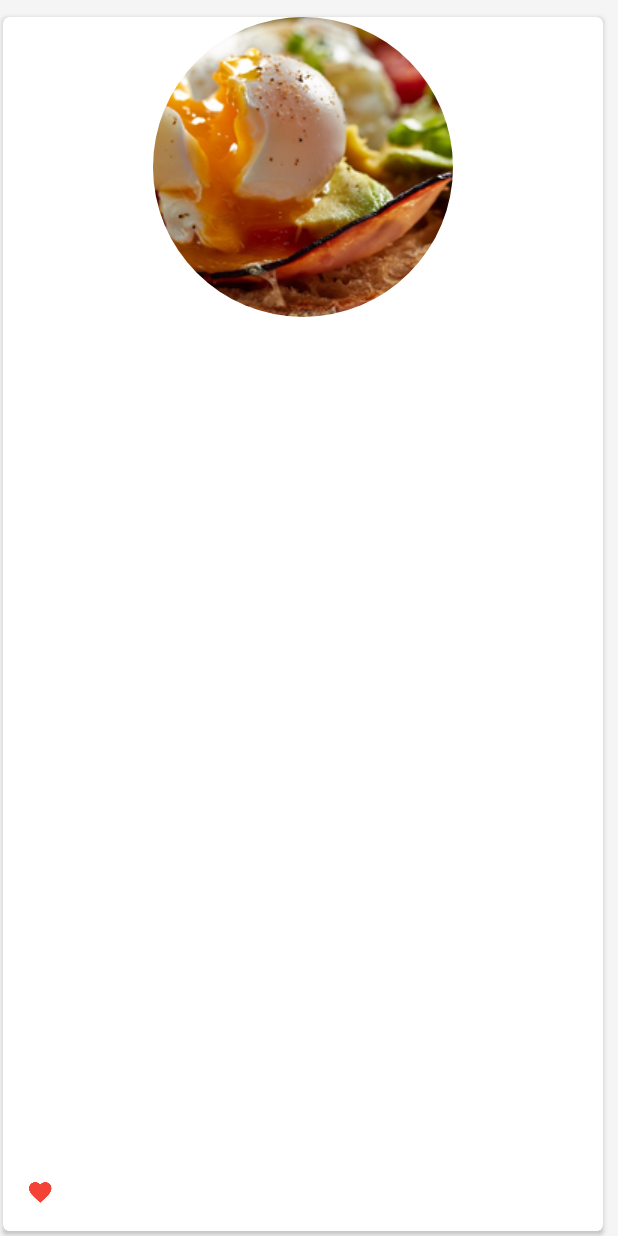
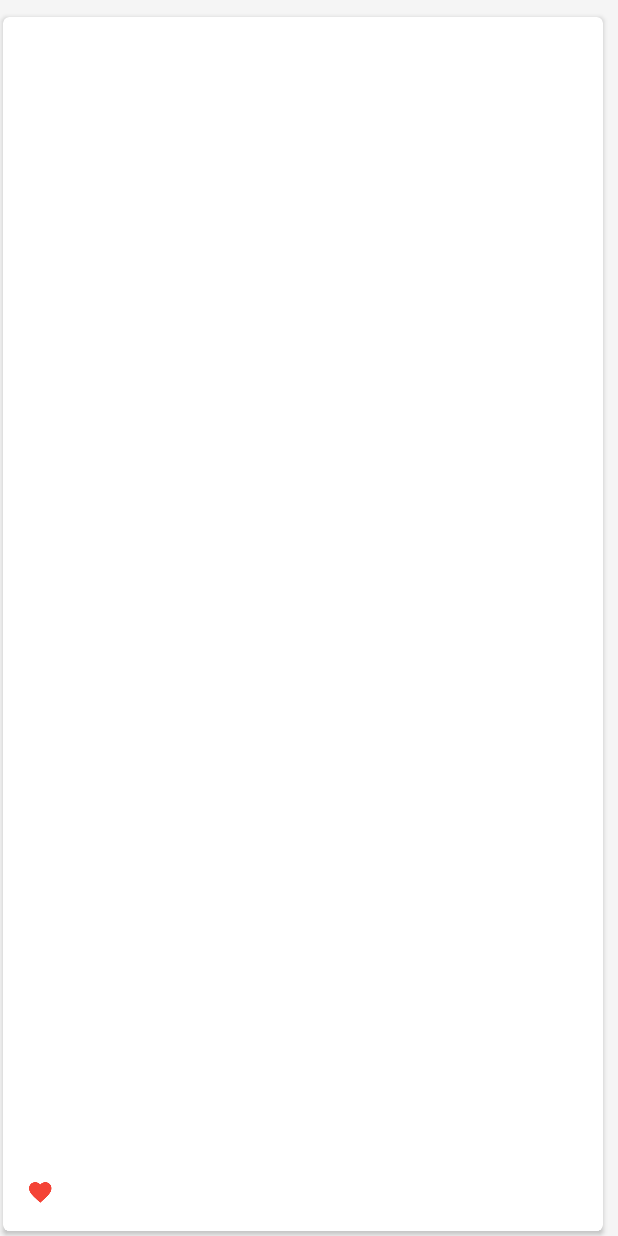
Before and after one commit to yurkiv/Recipes, an Android app: the layout item_recipe.xml on its own in the app's theme, with its tools: preview values and no code run, on a phone screen of 412 x 824 dp. Run offline under Robolectric (Android 15) with nearby library versions, the phone set to English and light mode, and no system bars; plain views replace SelectableRoundedImageView.

```diff
--- a/app/src/main/java/tk/yurkiv/recipes/util/EndlessRecyclerOnScrollListener.java
+++ b/app/src/main/java/tk/yurkiv/recipes/util/EndlessRecyclerOnScrollListener.java
@@ -10,7 +10,7 @@ public abstract class EndlessRecyclerOnScrollListener extends RecyclerView.OnScr
 
     private int previousTotal = 20; // The total number of items in the dataset after the last load
     private boolean loading = false; // True if we are still waiting for the last set of data to load.
-    private int visibleThreshold = 20; // The minimum amount of items to have below your current scroll position before loading more.
+    private int visibleThreshold = 1; // The minimum amount of items to have below your current scroll position before loading more.
     int firstVisibleItem, visibleItemCount, totalItemCount;
 
     private int currentPage = 0;
--- a/app/src/main/res/layout/item_recipe.xml
+++ b/app/src/main/res/layout/item_recipe.xml
@@ -16,18 +16,18 @@
 
     <RelativeLayout
         android:layout_width="match_parent"
-        android:layout_height="wrap_content">
+        android:layout_height="wrap_content"
+        android:id="@+id/cardContainer">
 
         <com.joooonho.SelectableRoundedImageView
             android:id="@+id/ivRecipeItem"
-            android:src="@drawable/food"
             android:scaleType="centerCrop"
             android:layout_width="match_parent"
             android:layout_height="@dimen/item_recipe_height"
             app:sriv_left_top_corner_radius="4dp"
             app:sriv_right_top_corner_radius="4dp"
             app:sriv_left_bottom_corner_radius="4dp"
-            app:sriv_right_bottom_corner_radius="4dp" />
+            app:sriv_right_bottom_corner_radius="4dp"/>
 
         <TextView
             android:layout_width="wrap_content"
--- a/settings.gradle
+++ b/settings.gradle
@@ -1 +1 @@
-include ':app'
+include ':app', ':nice-spinner'
```
Also changed, not shown: app/src/main/java/tk/yurkiv/recipes/ui/activities/RecipeActivity.java (+6 -1 lines), app/src/main/java/tk/yurkiv/recipes/ui/adapters/RecipesAdapter.java (+11 -2 lines).
